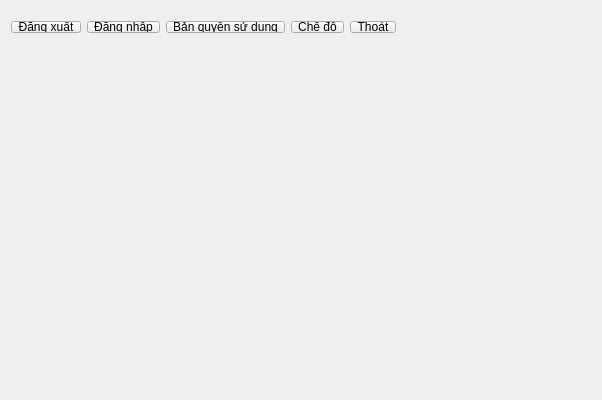
This is ManageEmployee/Navbar.ui in PeZoi/Manage_Employee_App as Qt 5 draws it before an edit. The edited form follows.
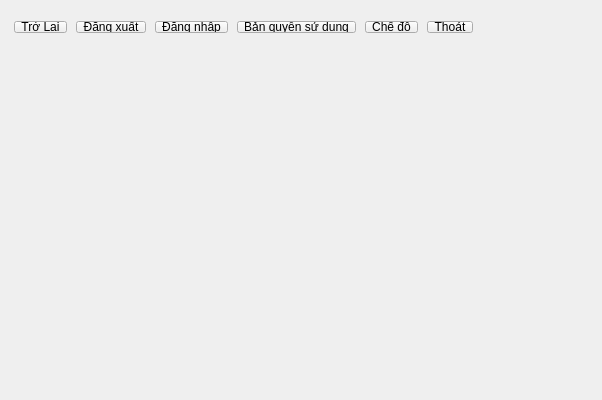
This is the edited form.

The edit to the form file:
```diff
--- a/ManageEmployee/Navbar.ui
+++ b/ManageEmployee/Navbar.ui
@@ -18,11 +18,24 @@
     <rect>
      <x>0</x>
      <y>10</y>
-     <width>412</width>
+     <width>493</width>
      <height>34</height>
     </rect>
    </property>
    <layout class="QHBoxLayout" name="horizontalLayout">
+    <item>
+     <widget class="QToolButton" name="back">
+      <property name="styleSheet">
+       <string notr="true">height: 25px</string>
+      </property>
+      <property name="text">
+       <string>Trở Lại</string>
+      </property>
+      <property name="autoRaise">
+       <bool>false</bool>
+      </property>
+     </widget>
+    </item>
     <item>
      <widget class="QToolButton" name="logout">
       <property name="styleSheet">
```
